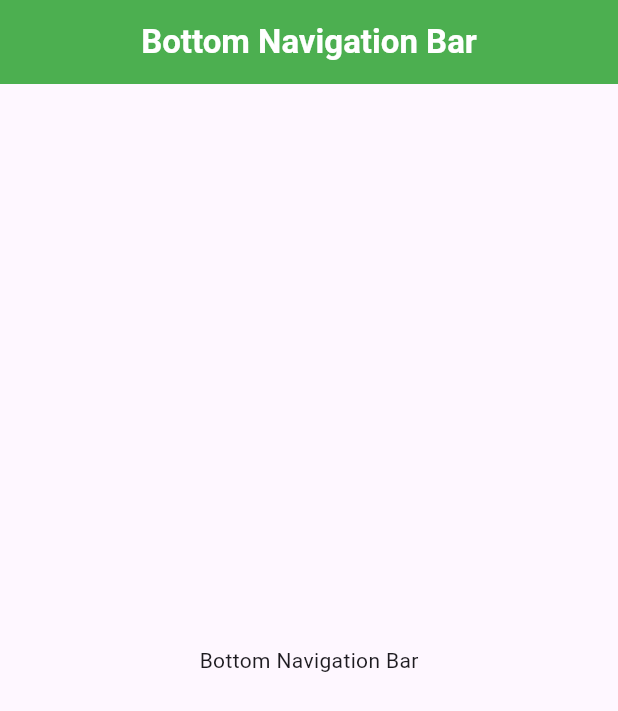
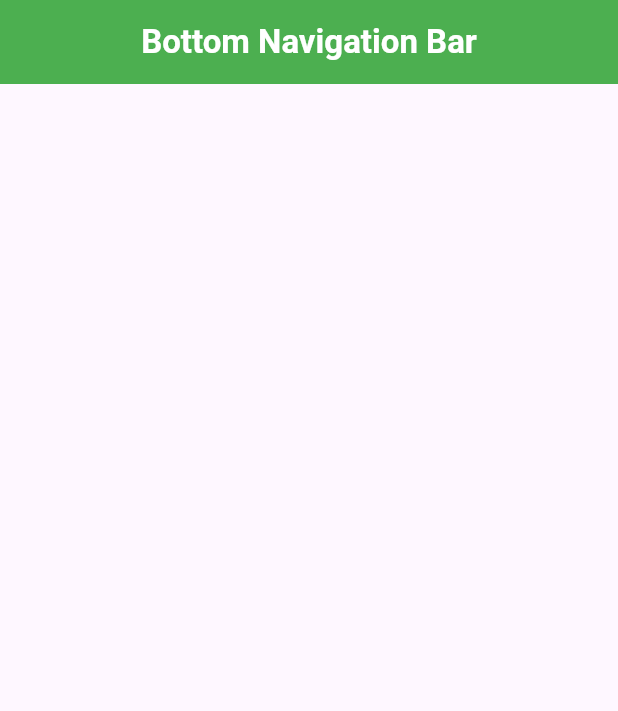
Before and after one commit to alhasann351/bottom_navigation_bar, a Flutter app: the screen it shows after launch, on a phone screen of 412 x 824 dp. Shown: the top 711 px of the screen. Run offline on Flutter 3.47's test engine with Material 3 defaults, Android fonts, the phone set to English and light mode, and no system bars; our stand-ins replace google_fonts; Roboto replaces fonts that are missing (Amaranth).

```diff
--- a/lib/main.dart
+++ b/lib/main.dart
@@ -44,12 +44,6 @@ class _HomePageState extends State<HomePage> {
           ),
         ),
       ),
-      body: const Center(
-        child: Padding(
-          padding: EdgeInsets.all(8.0),
-          child: Text('Bottom Navigation Bar'),
-        ),
-      ),
     );
   }
 }
```
